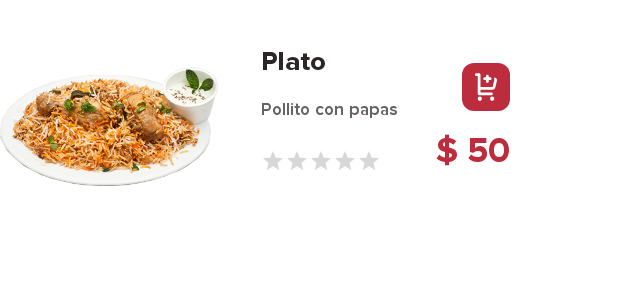
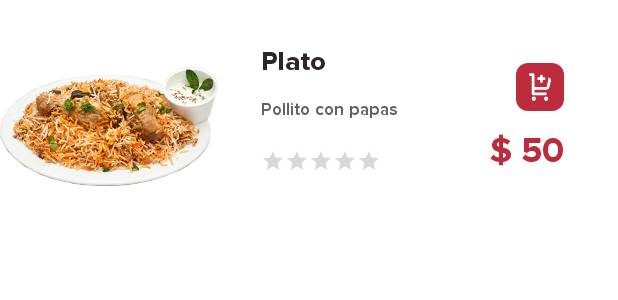
Before and after one commit to Milumon/RestoBar-App, an Android app: the layout food_row_item.xml on its own in the app's theme, with its tools: preview values and no code run, on a phone screen of 412 x 824 dp. Shown: the top 300 px of the screen. Run offline under Robolectric (Android 15) with nearby library versions, the phone set to English and light mode, and no system bars.

Commit message:
fix style list category

```diff
--- a/app/src/main/java/com/isil/restaurant/adapter/FoodAdapter.java
+++ b/app/src/main/java/com/isil/restaurant/adapter/FoodAdapter.java
@@ -47,7 +47,7 @@ public class FoodAdapter extends RecyclerView.Adapter<FoodAdapter.FoodViewHolder
         holder.itemName.setText(foodlist.get(position).getName());
         holder.itemPrice.setText(foodlist.get(position).getPrice());
         holder.itemTime.setText(foodlist.get(position).getTime());
- //       holder.itemRating.setRating(Float.parseFloat(foodlist.get(position).getRating()));
+        holder.itemRating.setRating(Float.parseFloat(foodlist.get(position).getRating()));
         holder.itemDescription.setText(foodlist.get(position).getDescription());
 
     }
--- a/app/src/main/res/layout/activity_category.xml
+++ b/app/src/main/res/layout/activity_category.xml
@@ -10,6 +10,8 @@
         android:id="@+id/food_recycler"
         android:layout_width="match_parent"
         android:layout_height="match_parent"
+        android:layout_marginStart="20dp"
+        android:layout_marginEnd="20dp"
         app:layout_constraintBottom_toBottomOf="parent"
         app:layout_constraintEnd_toEndOf="parent"
         app:layout_constraintHorizontal_bias="0.0"
--- a/app/src/main/res/layout/food_row_item.xml
+++ b/app/src/main/res/layout/food_row_item.xml
@@ -2,7 +2,7 @@
 <androidx.constraintlayout.widget.ConstraintLayout xmlns:android="http://schemas.android.com/apk/res/android"
     xmlns:app="http://schemas.android.com/apk/res-auto"
     xmlns:tools="http://schemas.android.com/tools"
-    android:layout_width="wrap_content"
+    android:layout_width="match_parent"
     android:layout_height="wrap_content">
 
     <ImageView
@@ -77,7 +77,7 @@
         android:layout_width="wrap_content"
         android:layout_height="wrap_content"
         android:layout_marginTop="20dp"
-        android:text="Anita 40min"
+        android:text="40 min"
         app:layout_constraintBottom_toBottomOf="@+id/item_image"
         app:layout_constraintStart_toStartOf="@+id/ratingBar"
         app:layout_constraintTop_toBottomOf="@+id/ratingBar"
```
Also changed, not shown: app/src/main/java/com/isil/restaurant/CategoryActivity.java (+14 -4 lines).
